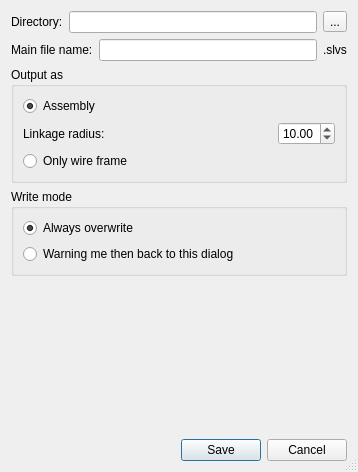
This is core/io/slvs/output_option.ui in KmolYuan/Pyslvs-UI as Qt 5 draws it before an edit. The edited form follows.
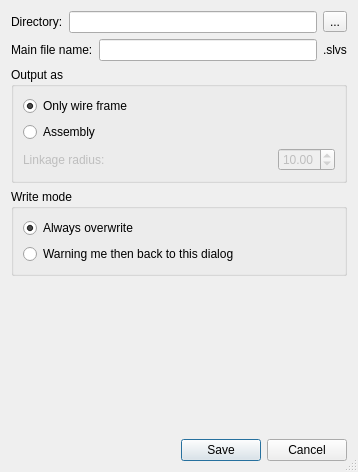
This is the edited form. Icons and pictures are not drawn.

```diff
--- a/core/io/slvs/output_option.ui
+++ b/core/io/slvs/output_option.ui
@@ -77,17 +77,27 @@
      </property>
      <layout class="QVBoxLayout" name="verticalLayout">
       <item>
-       <widget class="QRadioButton" name="assembly_radio">
+       <widget class="QRadioButton" name="frame_radio">
         <property name="text">
-         <string>Assembly</string>
+         <string>Only wire frame</string>
         </property>
         <property name="checked">
          <bool>true</bool>
         </property>
        </widget>
       </item>
+      <item>
+       <widget class="QRadioButton" name="assembly_radio">
+        <property name="text">
+         <string>Assembly</string>
+        </property>
+       </widget>
+      </item>
       <item>
        <widget class="QWidget" name="assembly_group" native="true">
+        <property name="enabled">
+         <bool>false</bool>
+        </property>
         <layout class="QHBoxLayout" name="horizontalLayout_4">
          <property name="leftMargin">
           <number>0</number>
@@ -134,13 +144,6 @@
         </layout>
        </widget>
       </item>
-      <item>
-       <widget class="QRadioButton" name="frame_radio">
-        <property name="text">
-         <string>Only wire frame</string>
-        </property>
-       </widget>
-      </item>
      </layout>
     </widget>
    </item>
```
